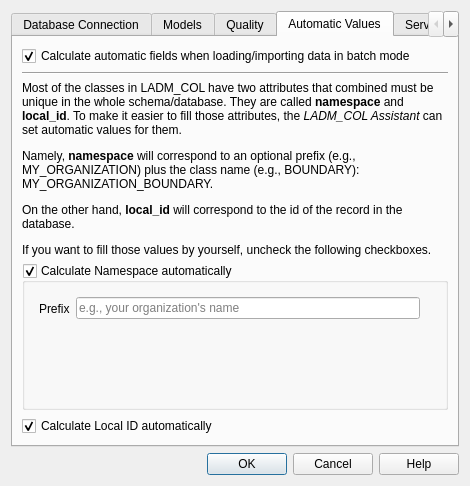
This is asistente_ladm_col/ui/dialogs/dlg_settings.ui in SwissTierrasColombia/Asistente-LADM-COL as Qt 5 draws it before an edit. The edited form follows.
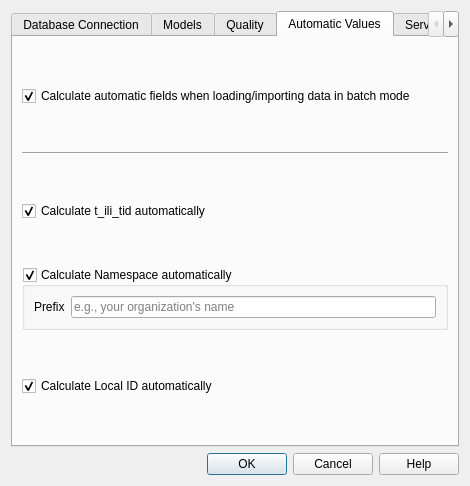
This is the edited form. The open tabs and pages were chosen to show the change. Icons and pictures are not drawn. Custom widgets are drawn as their Qt base class.

Commit message: [core] Allow users to enable/disable t_ili_tid as automatic value, and if they don't want automatic values in batch mode, also turn off the t_ili_tid calculation.

```diff
--- a/asistente_ladm_col/ui/dialogs/dlg_settings.ui
+++ b/asistente_ladm_col/ui/dialogs/dlg_settings.ui
@@ -378,40 +378,28 @@
       <attribute name="title">
        <string>Automatic Values</string>
       </attribute>
-      <layout class="QGridLayout" name="gridLayout_3">
-       <item row="0" column="0">
-        <layout class="QVBoxLayout" name="verticalLayout">
-         <item>
-          <widget class="QCheckBox" name="chk_automatic_values_in_batch_mode">
+      <layout class="QGridLayout" name="gridLayout_12">
+       <item row="5" column="0">
+        <widget class="QCheckBox" name="chk_t_ili_tid">
            <property name="toolTip">
             <string>For instance, when loading data from CSV or from another QGIS table/layer</string>
            </property>
            <property name="text">
-            <string>Calculate automatic fields when loading/importing data in batch mode</string>
+          <string>Calculate t_ili_tid automatically</string>
            </property>
            <property name="checked">
             <bool>true</bool>
            </property>
           </widget>
          </item>
-         <item>
+       <item row="3" column="0">
           <widget class="Line" name="line">
            <property name="orientation">
             <enum>Qt::Horizontal</enum>
            </property>
           </widget>
          </item>
-         <item>
-          <widget class="QLabel" name="label_10">
-           <property name="text">
-            <string>&lt;html&gt;&lt;head/&gt;&lt;body&gt;&lt;p&gt;Most of the classes in LADM_COL have two attributes that combined must be unique in the whole schema/database. They are called &lt;span style=&quot; font-weight:600;&quot;&gt;namespace&lt;/span&gt; and &lt;span style=&quot; font-weight:600;&quot;&gt;local_id&lt;/span&gt;. To make it easier to fill those attributes, the &lt;span style=&quot; font-style:italic;&quot;&gt;LADM_COL Assistant&lt;/span&gt; can set automatic values for them. &lt;/p&gt;&lt;p&gt;Namely, &lt;span style=&quot; font-weight:600;&quot;&gt;namespace&lt;/span&gt; will correspond to an optional prefix (e.g., MY_ORGANIZATION) plus the class name (e.g., BOUNDARY): MY_ORGANIZATION_BOUNDARY.&lt;/p&gt;&lt;p&gt;On the other hand, &lt;span style=&quot; font-weight:600;&quot;&gt;local_id&lt;/span&gt; will correspond to the id of the record in the database.&lt;/p&gt;&lt;p&gt;If you want to fill those values by yourself, uncheck the following checkboxes.&lt;/p&gt;&lt;/body&gt;&lt;/html&gt;</string>
-           </property>
-           <property name="wordWrap">
-            <bool>true</bool>
-           </property>
-          </widget>
-         </item>
-         <item>
+       <item row="7" column="0">
           <widget class="QgsCollapsibleGroupBox" name="namespace_collapsible_group_box">
            <property name="maximumSize">
             <size>
@@ -431,15 +419,8 @@
            <property name="checked">
             <bool>true</bool>
            </property>
-           <widget class="QWidget" name="layoutWidget">
-            <property name="geometry">
-             <rect>
-              <x>17</x>
-              <y>25</y>
-              <width>381</width>
-              <height>41</height>
-             </rect>
-            </property>
+         <layout class="QGridLayout" name="gridLayout_3">
+          <item row="0" column="0">
             <layout class="QHBoxLayout" name="horizontalLayout_5">
              <item>
               <widget class="QLabel" name="label_7">
@@ -465,10 +446,11 @@
               </widget>
              </item>
             </layout>
-           </widget>
-          </widget>
-         </item>
-         <item>
+          </item>
+         </layout>
+        </widget>
+       </item>
+       <item row="9" column="0">
           <widget class="QCheckBox" name="chk_local_id">
            <property name="font">
             <font>
@@ -484,7 +466,96 @@
            </property>
           </widget>
          </item>
-        </layout>
+       <item row="8" column="0">
+        <spacer name="verticalSpacer_18">
+         <property name="orientation">
+          <enum>Qt::Vertical</enum>
+         </property>
+         <property name="sizeHint" stdset="0">
+          <size>
+           <width>20</width>
+           <height>40</height>
+          </size>
+         </property>
+        </spacer>
+       </item>
+       <item row="1" column="0">
+        <widget class="QCheckBox" name="chk_automatic_values_in_batch_mode">
+         <property name="toolTip">
+          <string>&lt;html&gt;&lt;head/&gt;&lt;body&gt;&lt;p&gt;For instance, when loading data from an ETL, from a CSV or from another QGIS table/layer.&lt;/p&gt;&lt;/body&gt;&lt;/html&gt;</string>
+         </property>
+         <property name="text">
+          <string>Calculate automatic fields when loading/importing data in batch mode</string>
+         </property>
+         <property name="checked">
+          <bool>true</bool>
+         </property>
+        </widget>
+       </item>
+       <item row="6" column="0">
+        <spacer name="verticalSpacer_15">
+         <property name="orientation">
+          <enum>Qt::Vertical</enum>
+         </property>
+         <property name="sizeHint" stdset="0">
+          <size>
+           <width>20</width>
+           <height>40</height>
+          </size>
+         </property>
+        </spacer>
+       </item>
+       <item row="10" column="0">
+        <spacer name="verticalSpacer_17">
+         <property name="orientation">
+          <enum>Qt::Vertical</enum>
+         </property>
+         <property name="sizeHint" stdset="0">
+          <size>
+           <width>20</width>
+           <height>40</height>
+          </size>
+         </property>
+        </spacer>
+       </item>
+       <item row="4" column="0">
+        <spacer name="verticalSpacer_16">
+         <property name="orientation">
+          <enum>Qt::Vertical</enum>
+         </property>
+         <property name="sizeHint" stdset="0">
+          <size>
+           <width>20</width>
+           <height>40</height>
+          </size>
+         </property>
+        </spacer>
+       </item>
+       <item row="2" column="0">
+        <spacer name="verticalSpacer_13">
+         <property name="orientation">
+          <enum>Qt::Vertical</enum>
+         </property>
+         <property name="sizeHint" stdset="0">
+          <size>
+           <width>20</width>
+           <height>40</height>
+          </size>
+         </property>
+        </spacer>
+       </item>
+       <item row="0" column="0">
+        <spacer name="verticalSpacer_14">
+         <property name="orientation">
+          <enum>Qt::Vertical</enum>
+         </property>
+         <property name="sizeHint" stdset="0">
+          <size>
+           <width>20</width>
+           <height>40</height>
+          </size>
+         </property>
+        </spacer>
        </item>
       </layout>
      </widget>
```
Left out of the diff: 21 changed lines with no effect on the pictures. Lines whose indentation alone changed are shown as unchanged. The commit also changes 10 other files.
